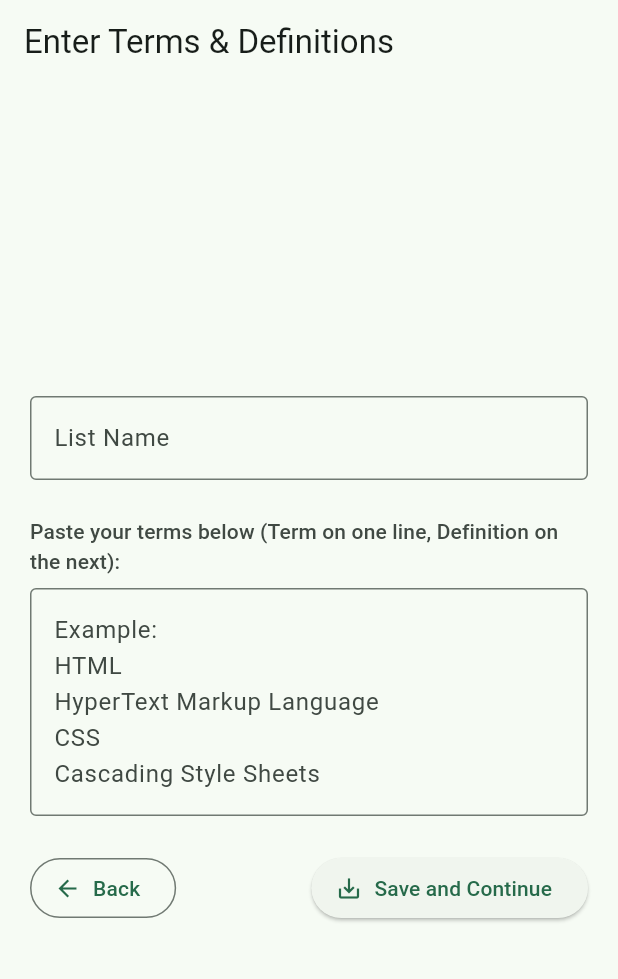
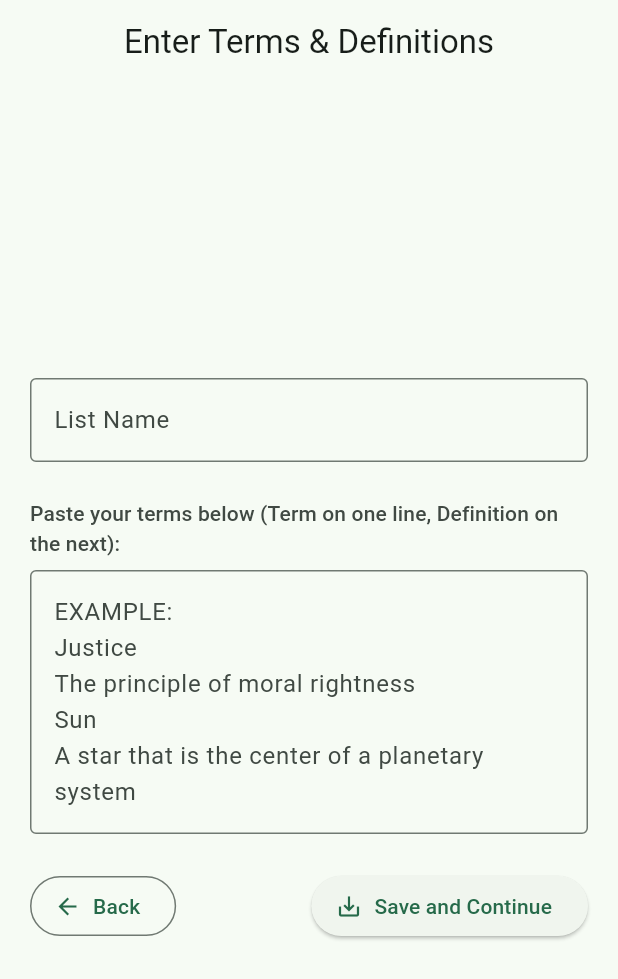
Before and after one commit to FlamingWater35/Quizlone, a Flutter app: the ModeSelectionScreen screen opened by its route, after a tap on "Go to Start Screen", after a tap on "Create New List", on a phone screen of 412 x 824 dp. Shown: the top 979 px of the screen. Run offline on Flutter 3.47's test engine with Material 3 defaults, Android fonts, the phone set to English and light mode, and no system bars; our stand-ins replace auto_route, flutter_riverpod, hive_ce, hive_ce_flutter, riverpod_annotation; missing offline and left inert: window_manager; accounts and stored records are empty; generated files the repository leaves out were written again.

Commit message:
Center titles and change examples

```diff
--- a/lib/screens/main/mode_selection_screen.dart
+++ b/lib/screens/main/mode_selection_screen.dart
@@ -33,7 +33,7 @@ class ModeSelectionScreen extends ConsumerWidget {
     final testFormat = ref.watch(testQuestionFormatProvider);
 
     return Scaffold(
-      appBar: AppBar(title: const Text("Options & Mode")),
+      appBar: AppBar(title: const Text("Options & Mode"), centerTitle: true),
       body: SafeArea(
         child: activeStudyListAsync.when(
           data: (StudyList? list) {
--- a/lib/screens/modes/flashcard_screen.dart
+++ b/lib/screens/modes/flashcard_screen.dart
@@ -129,6 +129,7 @@ class _FlashcardScreenState extends ConsumerState<FlashcardScreen> {
     return Scaffold(
       appBar: AppBar(
         title: const Text("Flashcards"),
+        centerTitle: true,
         leading: IconButton(
           icon: const Icon(Icons.arrow_back),
           onPressed: () {
--- a/lib/screens/modes/learn_screen.dart
+++ b/lib/screens/modes/learn_screen.dart
@@ -110,6 +110,7 @@ class _LearnScreenState extends ConsumerState<LearnScreen> {
     return Scaffold(
       appBar: AppBar(
         title: const Text("Learn"),
+        centerTitle: true,
         leading: IconButton(
           icon: const Icon(Icons.arrow_back),
           onPressed: () {
--- a/lib/screens/modes/test_screen.dart
+++ b/lib/screens/modes/test_screen.dart
@@ -203,6 +203,7 @@ class _TestScreenState extends ConsumerState<TestScreen> {
     return Scaffold(
       appBar: AppBar(
         title: const Text("Test"),
+        centerTitle: true,
         leading: IconButton(
           icon: const Icon(Icons.arrow_back),
           onPressed: () {
--- a/lib/screens/util/input_screen.dart
+++ b/lib/screens/util/input_screen.dart
@@ -45,6 +45,7 @@ class _InputScreenState extends ConsumerState<InputScreen> {
     return Scaffold(
       appBar: AppBar(
         title: const Text("Enter Terms & Definitions"),
+        centerTitle: true,
         automaticallyImplyLeading: false,
       ),
       body: SafeArea(
@@ -83,7 +84,7 @@ class _InputScreenState extends ConsumerState<InputScreen> {
                   controller: _termsInputController,
                   decoration: InputDecoration(
                     hintText:
-                        "Example:\nHTML\nHyperText Markup Language\nCSS\nCascading Style Sheets",
+                        "EXAMPLE:\nJustice\nThe principle of moral rightness\nSun\nA star that is the center of a planetary system",
                     border: const OutlineInputBorder(),
                     alignLabelWithHint: true,
                     errorText:
--- a/lib/screens/util/results_screen.dart
+++ b/lib/screens/util/results_screen.dart
@@ -21,6 +21,7 @@ class ResultsScreen extends ConsumerWidget {
     return Scaffold(
       appBar: AppBar(
         title: const Text("Test Results"),
+        centerTitle: true,
         automaticallyImplyLeading: false,
       ),
       body: SafeArea(
--- a/lib/screens/util/start_screen.dart
+++ b/lib/screens/util/start_screen.dart
@@ -31,7 +31,7 @@ class StartScreen extends ConsumerWidget {
     });
 
     return Scaffold(
-      appBar: AppBar(title: const Text("Quizlone")),
+      appBar: AppBar(title: const Text("Quizlone"), centerTitle: true),
       body: SafeArea(
         child: CenteredView(
           child: Padding(
```
